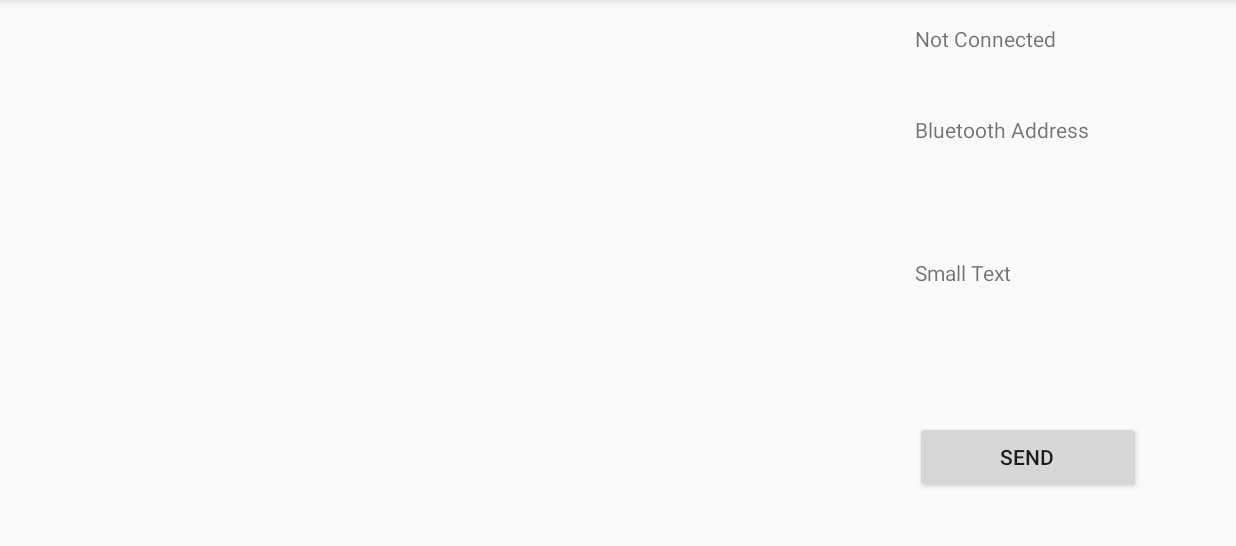
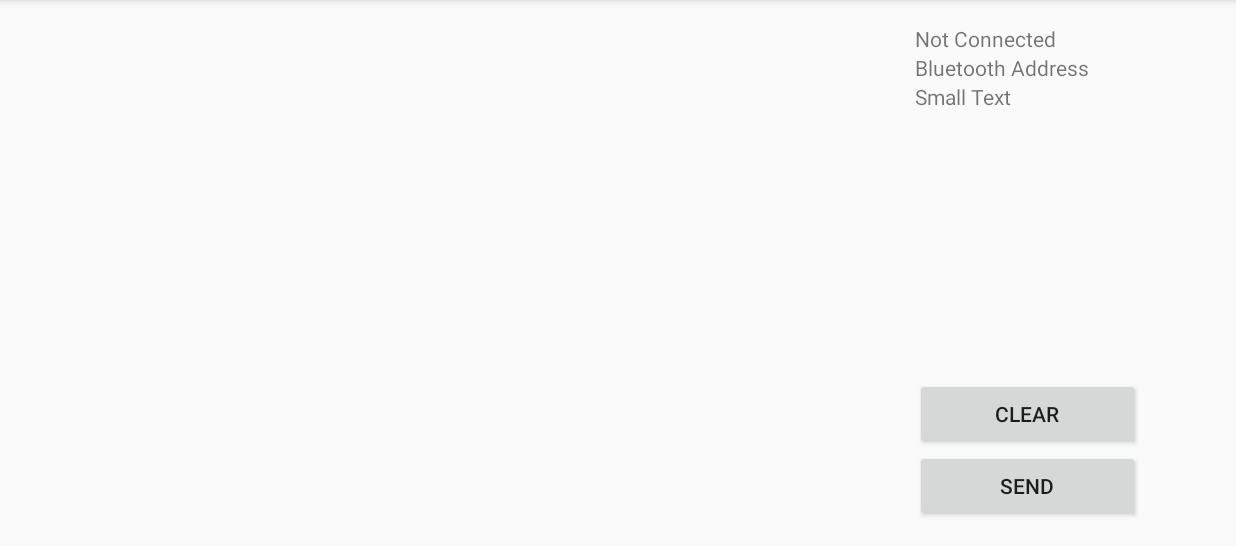
Before and after one commit to newtonmin/ArrythmiaProject, an Android app: the screen it shows after launch (MainActivity), on a phone screen of 824 x 412 dp (held sideways), the part 72-618 px from its top. Run offline under Robolectric (Android 15) with nearby library versions, the phone set to English and light mode, and no system bars.

Commit message:
Added Clear Button for Debug Message.

```diff
--- a/Arrythmia/app/src/main/java/com/siza/arrythmia/app/MainActivity.java
+++ b/Arrythmia/app/src/main/java/com/siza/arrythmia/app/MainActivity.java
@@ -213,12 +213,24 @@ public class MainActivity extends ActionBarActivity {
         conStatus = (TextView) findViewById(R.id.tvConState);
         btAddress = (TextView) findViewById(R.id.tvAddress);
         debugMessages = (TextView)findViewById(R.id.tvDebug);
+
+        // Send button
         sendButton = (Button)findViewById(R.id.bSend);
         sendButton.setOnClickListener(new View.OnClickListener() {
             @Override
             public void onClick(View view) {
 
                 sendMessage("Test");
+            }
+        });
+
+        // Clear button
+        sendButton = (Button)findViewById(R.id.bClear);
+        sendButton.setOnClickListener(new View.OnClickListener() {
+            @Override
+            public void onClick(View view) {
+
+                debugMessages.setText("");
             }
         });
 
--- a/Arrythmia/app/src/main/res/layout/activity_main.xml
+++ b/Arrythmia/app/src/main/res/layout/activity_main.xml
@@ -25,11 +25,10 @@
         android:textAppearance="?android:attr/textAppearanceSmall"
         android:text="Bluetooth Address"
         android:id="@+id/tvAddress"
-        android:layout_marginTop="41dp"
+        android:layout_gravity="right"
         android:layout_below="@+id/tvConState"
-        android:layout_alignLeft="@+id/tvConState"
-        android:layout_alignStart="@+id/tvConState"
-        android:layout_gravity="right" />
+        android:layout_alignParentRight="true"
+        android:layout_alignParentEnd="true" />
 
     <TextView
         android:layout_width="150dp"
@@ -37,39 +36,45 @@
         android:textAppearance="?android:attr/textAppearanceSmall"
         android:text="Small Text"
         android:id="@+id/textView4"
-        android:layout_centerVertical="true"
+        android:layout_gravity="right"
+        android:layout_below="@+id/tvAddress"
         android:layout_alignParentRight="true"
-        android:layout_alignParentEnd="true"
-        android:layout_gravity="right" />
+        android:layout_alignParentEnd="true" />
 
     <Button
         android:layout_width="150dp"
         android:layout_height="wrap_content"
         android:text="Send"
         android:id="@+id/bSend"
-        android:layout_marginBottom="19dp"
         android:layout_alignParentBottom="true"
-        android:layout_alignParentRight="true"
-        android:layout_alignParentEnd="true" />
+        android:layout_toRightOf="@+id/scrollView" />
+
+    <Button
+        android:layout_width="150dp"
+        android:layout_height="wrap_content"
+        android:text="Clear"
+        android:id="@+id/bClear"
+        android:layout_above="@+id/bSend"
+        android:layout_alignRight="@+id/bSend"
+        android:layout_alignEnd="@+id/bSend" />
 
     <ScrollView
         android:layout_width="wrap_content"
         android:layout_height="fill_parent"
         android:id="@+id/scrollView"
-        android:scrollbars="vertical">
+        android:scrollbars="vertical"
+        android:layout_toLeftOf="@+id/tvConState"
+        android:layout_alignParentLeft="true"
+        android:layout_alignParentStart="true">
 
         <TextView
-            android:layout_width="200dp"
+            android:layout_width="fill_parent"
             android:layout_height="wrap_content"
             android:textAppearance="?android:attr/textAppearanceMedium"
             android:id="@+id/tvDebug"
-            android:layout_alignParentTop="true"
-            android:layout_alignParentLeft="true"
-            android:layout_alignParentStart="true"
-            android:layout_alignParentBottom="true"
             android:lines="1000"
             android:linksClickable="false"
-            android:textAllCaps="false" />
+            android:minLines="12" />
     </ScrollView>
 
 </RelativeLayout>
```
